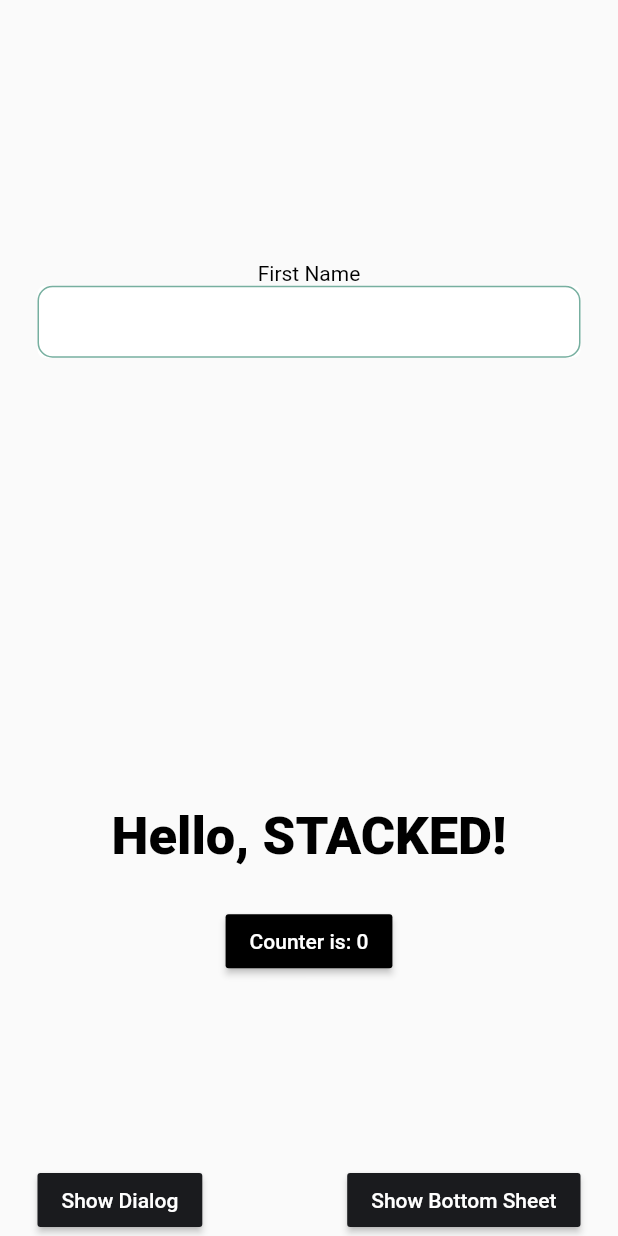
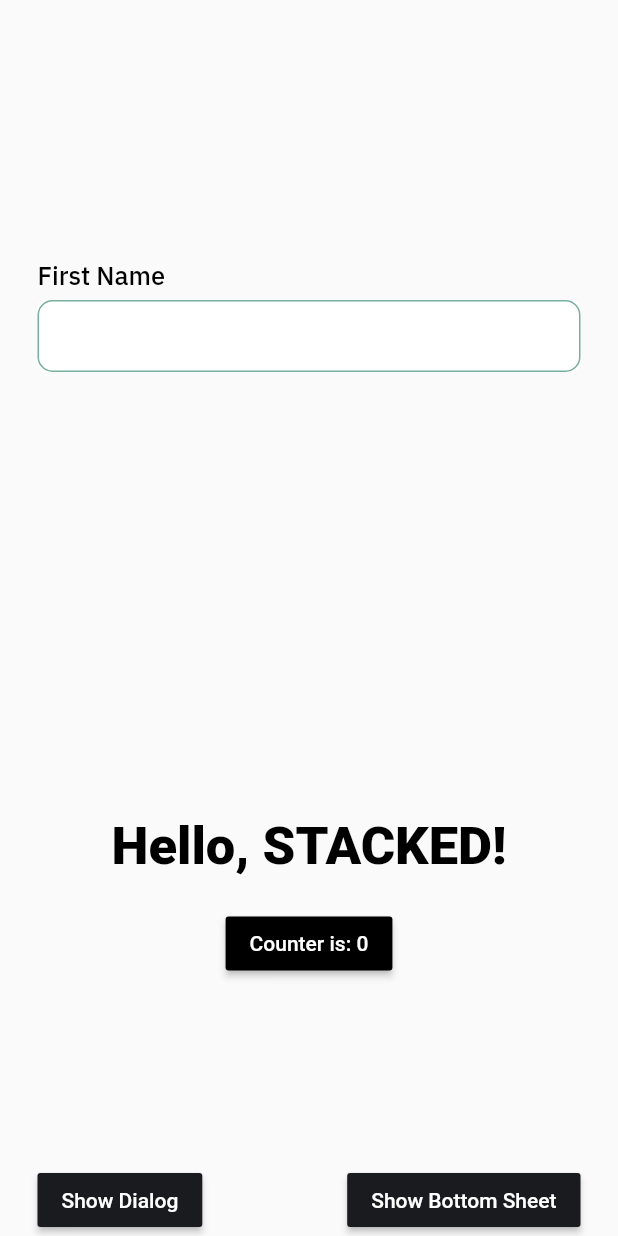
Before and after one commit to Globulars/Money-Plaza, a Flutter app: the screen it shows after launch, on a phone screen of 412 x 824 dp. Run offline on Flutter 3.47's test engine with Material 2 defaults, Android fonts, the phone set to English and light mode, and no system bars; our stand-ins replace google_fonts, stacked, stacked_services, stacked_shared.

Commit message:
set text field title

```diff
--- a/lib/ui/common/ui_helpers.dart
+++ b/lib/ui/common/ui_helpers.dart
@@ -4,7 +4,7 @@ import 'package:flutter/material.dart';
 
 const double _tinySize = 5.0;
 const double _smallSize = 10.0;
-const double _mediumSize = 25.0;
+const double _mediumSize = 20.0;
 const double _largeSize = 50.0;
 const double _massiveSize = 120.0;
 
--- a/lib/ui/widgets/common/custom_text_field/custom_text_field.dart
+++ b/lib/ui/widgets/common/custom_text_field/custom_text_field.dart
@@ -2,6 +2,8 @@
 
 import 'package:flutter/material.dart';
 import 'package:flutter/services.dart';
+import 'package:google_fonts/google_fonts.dart';
+import 'package:money_plaza/ui/common/ui_helpers.dart';
 import 'package:stacked/stacked.dart';
 
 import '../../../common/app_colors.dart';
@@ -113,9 +115,14 @@ class CustomTextField extends StackedView<CustomTextFieldModel> {
       CustomTextFieldModel();
   _buildTextFormFieldWidget() {
     return Column(
-      mainAxisAlignment: MainAxisAlignment.start,
+      crossAxisAlignment: CrossAxisAlignment.start,
       children: [
-        Text(titleText.toString()),
+        Text(
+          titleText.toString(),
+          style: GoogleFonts.ibmPlexSans(
+              fontSize: 17, fontWeight: FontWeight.w500),
+        ),
+        verticalSpaceTiny,
         Container(
           decoration: BoxDecoration(
             borderRadius: BorderRadius.circular(5),
@@ -188,8 +195,8 @@ class CustomTextField extends StackedView<CustomTextFieldModel> {
       borderRadius: BorderRadius.circular(
         10.00,
       ),
-      borderSide: BorderSide(
-          color:  darkGreenLight.withOpacity(0.7), width: 1.0),
+      borderSide:
+          BorderSide(color: darkGreenLight.withOpacity(0.7), width: 1.0),
     );
   }
 
```
